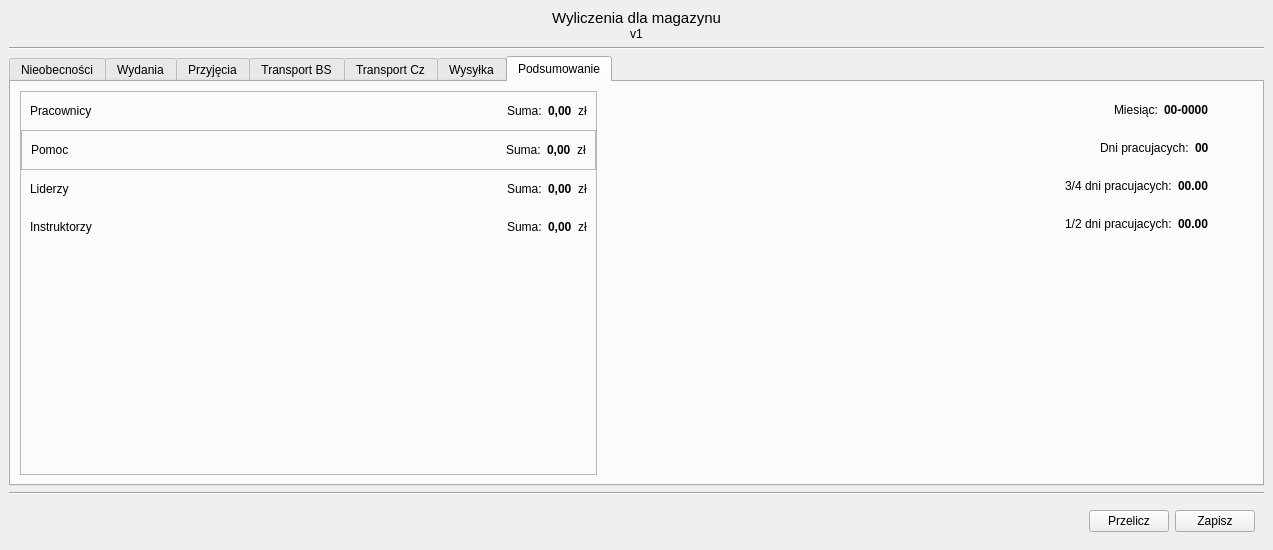
Old version of the form Forms/wyliczeniaForm_mag.ui in the repository kolomir/place_v2.
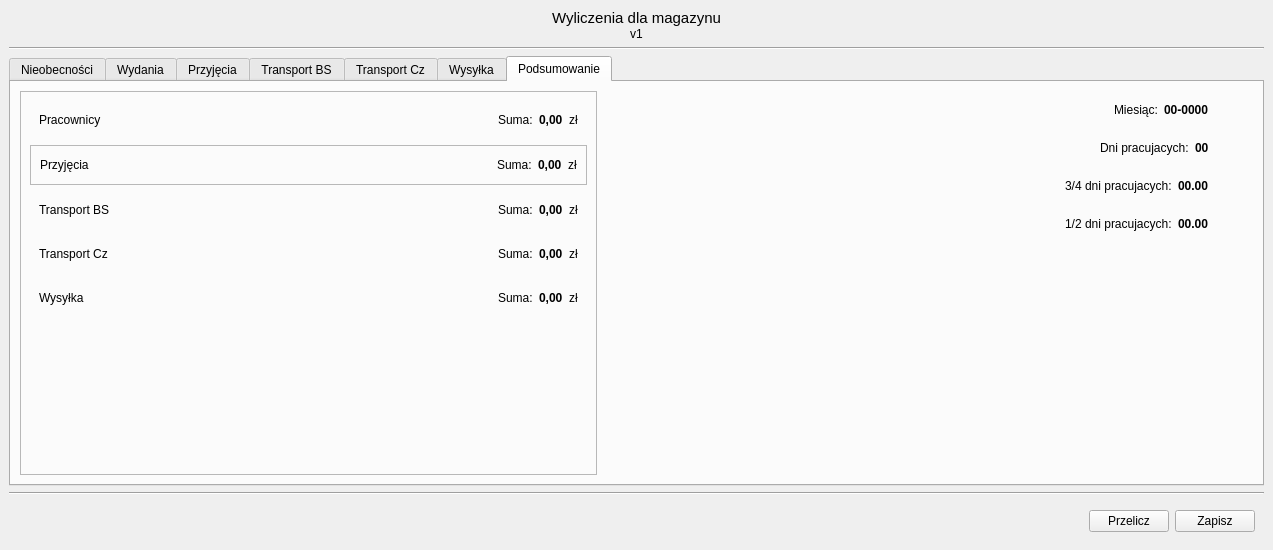
New version of the form. The open tabs and pages were chosen to show the change.

Commit message: 28.10.2024 - Wyliczenia w magazynach. Pozostał do zrobienia magazyn Wydania

```diff
--- a/Forms/wyliczeniaForm_mag.ui
+++ b/Forms/wyliczeniaForm_mag.ui
@@ -1019,21 +1019,6 @@
                 <enum>QFrame::Raised</enum>
                </property>
                <layout class="QVBoxLayout" name="verticalLayout_17">
-                <property name="spacing">
-                 <number>0</number>
-                </property>
-                <property name="leftMargin">
-                 <number>0</number>
-                </property>
-                <property name="topMargin">
-                 <number>0</number>
-                </property>
-                <property name="rightMargin">
-                 <number>0</number>
-                </property>
-                <property name="bottomMargin">
-                 <number>0</number>
-                </property>
                 <item>
                  <widget class="QWidget" name="widget_21" native="true">
                   <layout class="QHBoxLayout" name="horizontalLayout_16">
@@ -1099,7 +1084,7 @@
                    <item>
                     <widget class="QLabel" name="label_21">
                      <property name="text">
-                      <string>Pomoc</string>
+                      <string>Przyjęcia</string>
                      </property>
                     </widget>
                    </item>
@@ -1152,7 +1137,7 @@
                    <item>
                     <widget class="QLabel" name="label_37">
                      <property name="text">
-                      <string>Liderzy</string>
+                      <string>Transport BS</string>
                      </property>
                     </widget>
                    </item>
@@ -1205,7 +1190,7 @@
                    <item>
                     <widget class="QLabel" name="label_38">
                      <property name="text">
-                      <string>Instruktorzy</string>
+                      <string>Transport Cz</string>
                      </property>
                     </widget>
                    </item>
@@ -1252,6 +1237,59 @@
                   </layout>
                  </widget>
                 </item>
+                <item>
+                 <widget class="QWidget" name="widget_34" native="true">
+                  <layout class="QHBoxLayout" name="horizontalLayout_23">
+                   <item>
+                    <widget class="QLabel" name="label_6">
+                     <property name="text">
+                      <string>Wysyłka</string>
+                     </property>
+                    </widget>
+                   </item>
+                   <item>
+                    <spacer name="horizontalSpacer_20">
+                     <property name="orientation">
+                      <enum>Qt::Horizontal</enum>
+                     </property>
+                     <property name="sizeHint" stdset="0">
+                      <size>
+                       <width>408</width>
+                       <height>20</height>
+                      </size>
+                     </property>
+                    </spacer>
+                   </item>
+                   <item>
+                    <widget class="QLabel" name="label_11">
+                     <property name="text">
+                      <string>Suma:</string>
+                     </property>
+                    </widget>
+                   </item>
+                   <item>
+                    <widget class="QLabel" name="lab_sumaWysylka2">
+                     <property name="font">
+                      <font>
+                       <weight>75</weight>
+                       <bold>true</bold>
+                      </font>
+                     </property>
+                     <property name="text">
+                      <string>0,00</string>
+                     </property>
+                    </widget>
+                   </item>
+                   <item>
+                    <widget class="QLabel" name="label_17">
+                     <property name="text">
+                      <string>zł</string>
+                     </property>
+                    </widget>
+                   </item>
+                  </layout>
+                 </widget>
+                </item>
                 <item>
                  <spacer name="verticalSpacer_2">
                   <property name="orientation">
```
Left out of the diff: 36 changed lines with no effect on the pictures. The commit also changes 4 other files.
